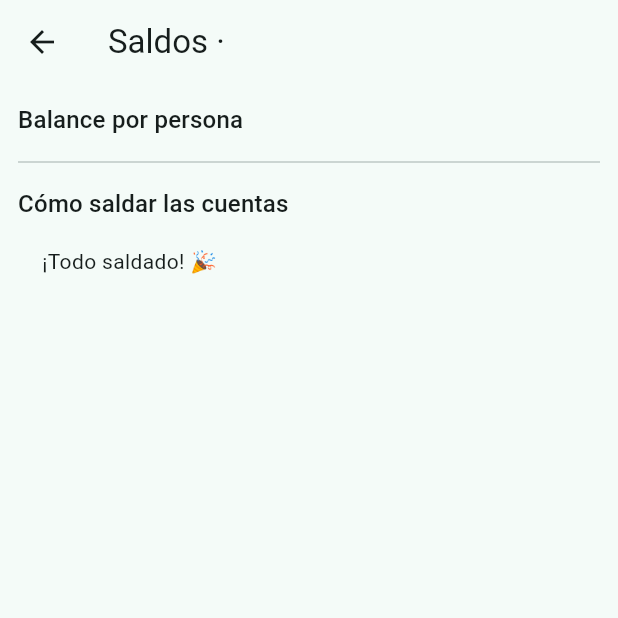
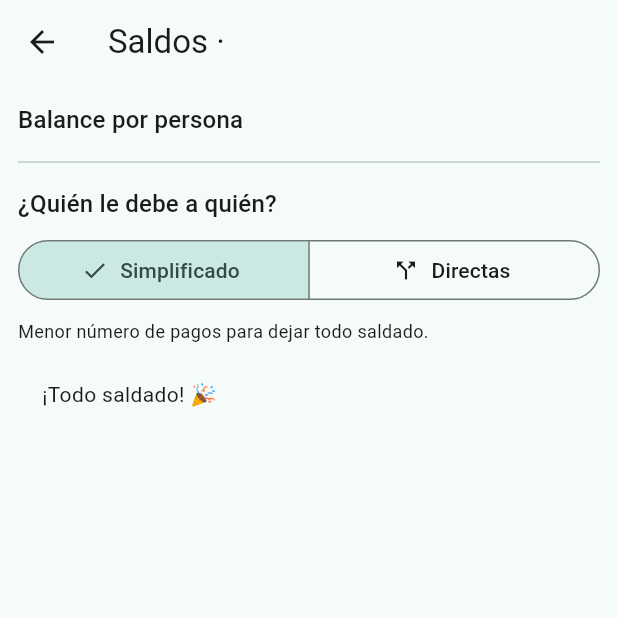
Before and after one commit to benja75468ITS/cuentas_claras, a Flutter app: the SaldosScreen screen opened directly with empty values, on a phone screen of 412 x 824 dp, the top half of it. Run offline on Flutter 3.47's test engine with Material 3 defaults, Android fonts, the phone set to English and light mode, and no system bars; our stand-ins replace sqflite, sqflite_common_ffi; accounts and stored records are empty.

Commit message:
:t-rex: fixex: detalle por gasto y deudas directas

```diff
--- a/lib/logic/saldos.dart
+++ b/lib/logic/saldos.dart
@@ -50,3 +50,34 @@ List<Transferencia> simplificar(Map<int, double> saldos) {
   }
   return pagos;
 }
+
+/// Deudas directas entre pares de personas (sin simplificar).
+/// Para cada par se restan las deudas en ambos sentidos.
+List<Transferencia> deudasDirectas(List<Gasto> gastos) {
+  final d = <String, double>{};
+  for (final g in gastos) {
+    if (g.participantes.isEmpty) continue;
+    final parte = g.monto / g.participantes.length;
+    for (final id in g.participantes) {
+      if (id == g.pagadorId) continue;
+      final k = '$id>${g.pagadorId}';
+      d[k] = (d[k] ?? 0) + parte;
+    }
+  }
+  final res = <Transferencia>[];
+  final vistos = <String>{};
+  for (final k in d.keys) {
+    final p = k.split('>');
+    final a = int.parse(p[0]);
+    final b = int.parse(p[1]);
+    final canon = a < b ? '$a|$b' : '$b|$a';
+    if (!vistos.add(canon)) continue;
+    final neto = (d['$a>$b'] ?? 0) - (d['$b>$a'] ?? 0);
+    if (neto > 0.005) {
+      res.add(Transferencia(a, b, neto));
+    } else if (neto < -0.005) {
+      res.add(Transferencia(b, a, -neto));
+    }
+  }
+  return res;
+}
--- a/lib/screens/saldos_screen.dart
+++ b/lib/screens/saldos_screen.dart
@@ -13,8 +13,10 @@ class SaldosScreen extends StatefulWidget {
 class _SaldosScreenState extends State<SaldosScreen> {
   List<Persona> _personas = [];
   Map<int, double> _saldos = {};
-  List<Transferencia> _pagos = [];
+  List<Transferencia> _simplificados = [];
+  List<Transferencia> _directos = [];
   bool _cargando = true;
+  bool _modoDirecto = false;
 
   @override
   void initState() {
@@ -30,7 +32,8 @@ class _SaldosScreenState extends State<SaldosScreen> {
       setState(() {
         _personas = p;
         _saldos = s;
-        _pagos = simplificar(s);
+        _simplificados = simplificar(s);
+        _directos = deudasDirectas(g);
         _cargando = false;
       });
     }
@@ -39,6 +42,7 @@ class _SaldosScreenState extends State<SaldosScreen> {
   @override
   Widget build(BuildContext context) {
     final nombres = {for (final p in _personas) p.id: p.nombre};
+    final lista = _modoDirecto ? _directos : _simplificados;
     return Scaffold(
       appBar: AppBar(title: Text('Saldos · ${widget.grupo.nombre}')),
       body: _cargando
@@ -58,17 +62,34 @@ class _SaldosScreenState extends State<SaldosScreen> {
                   );
                 }),
               const Divider(height: 32),
-              Text('Cómo saldar las cuentas', style: Theme.of(context).textTheme.titleMedium),
-              if (_pagos.isEmpty)
+              Text('¿Quién le debe a quién?', style: Theme.of(context).textTheme.titleMedium),
+              const SizedBox(height: 8),
+              SegmentedButton<bool>(
+                segments: const [
+                  ButtonSegment(value: false, label: Text('Simplificado'), icon: Icon(Icons.compress)),
+                  ButtonSegment(value: true, label: Text('Directas'), icon: Icon(Icons.call_split)),
+                ],
+                selected: {_modoDirecto},
+                onSelectionChanged: (s) => setState(() => _modoDirecto = s.first),
+              ),
+              const SizedBox(height: 8),
+              Text(
+                _modoDirecto
+                    ? 'Deudas entre cada par de personas, según los gastos.'
+                    : 'Menor número de pagos para dejar todo saldado.',
+                style: const TextStyle(fontSize: 12),
+              ),
+              const SizedBox(height: 8),
+              if (lista.isEmpty)
                 const Padding(
                   padding: EdgeInsets.all(16),
                   child: Text('¡Todo saldado! 🎉'),
                 ),
-              for (final t in _pagos)
+              for (final t in lista)
                 Card(
                   child: ListTile(
                     leading: const Icon(Icons.arrow_forward),
-                    title: Text('${nombres[t.deId]} le paga a ${nombres[t.aId]}'),
+                    title: Text('${nombres[t.deId]} le debe a ${nombres[t.aId]}'),
                     trailing: Text(dinero(t.monto),
                         style: const TextStyle(fontWeight: FontWeight.bold)),
                   ),
```
Also changed, not shown: lib/screens/grupo_screen.dart (+55 -1 lines).
